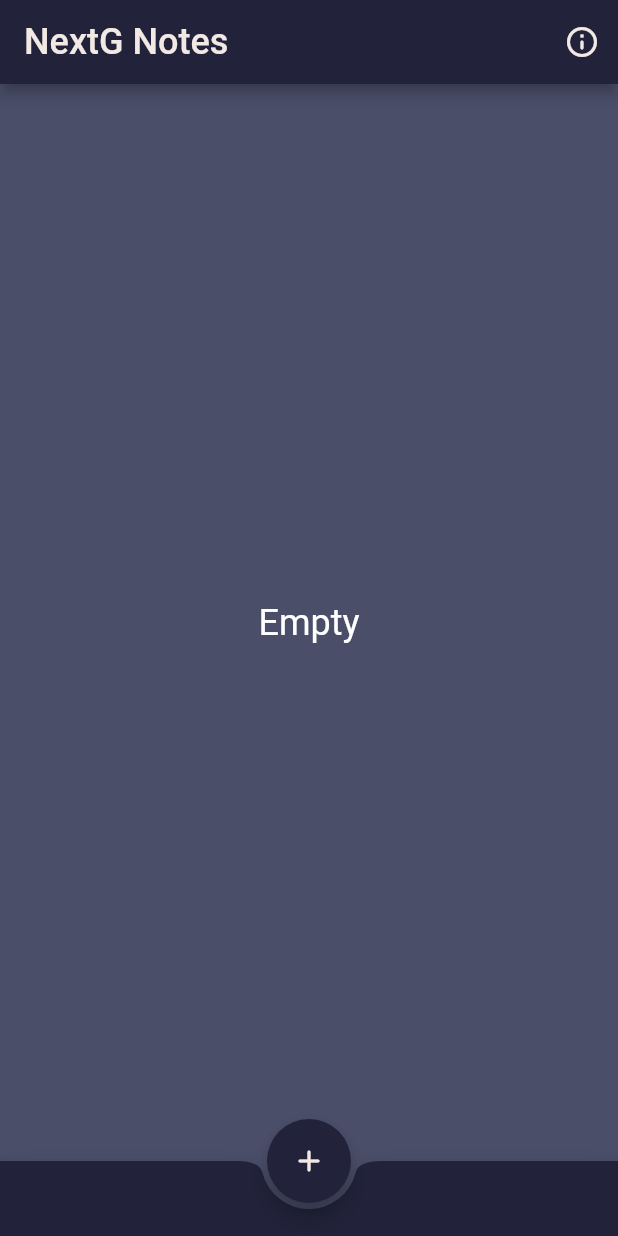
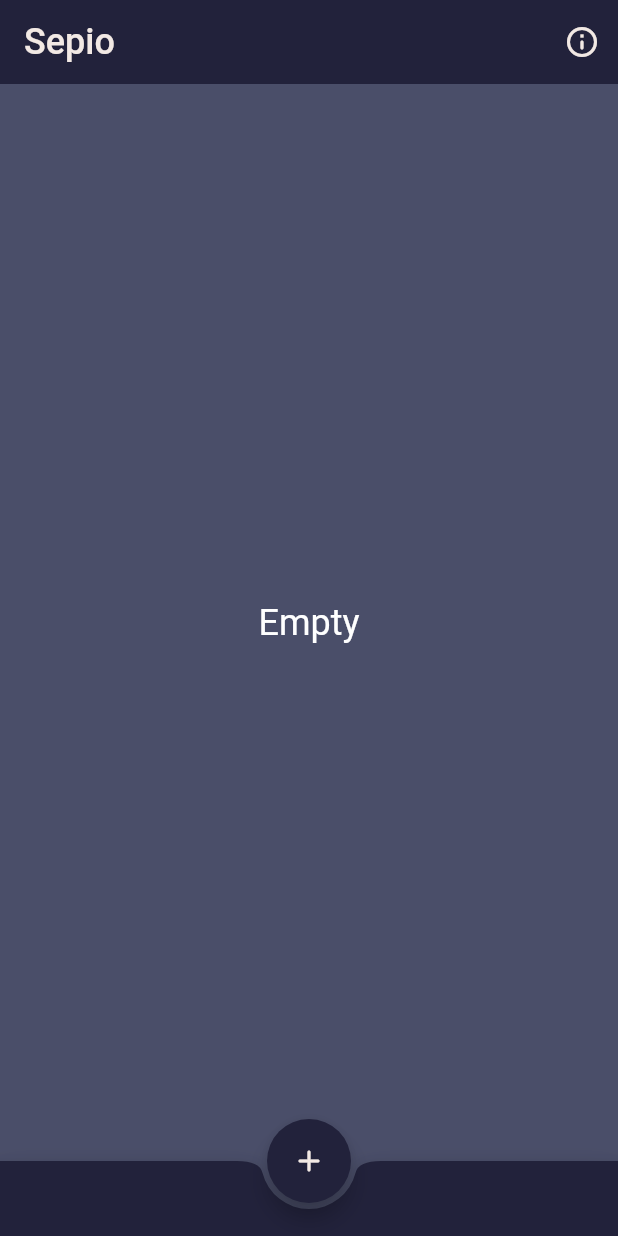
Before and after one commit to thetahmeed/FlutterSQLiteCRUD, a Flutter app: the screen it shows after launch, on a phone screen of 412 x 824 dp. Run offline on Flutter 3.47's test engine with Material 2 defaults, Android fonts, the phone set to English and light mode, and no system bars; our stand-ins replace sqflite; accounts and stored records are empty.

Commit message:
Changed the app bar title

```diff
--- a/flutter_sqlite/lib/ui/home_page.dart
+++ b/flutter_sqlite/lib/ui/home_page.dart
@@ -66,9 +66,10 @@ class _HomePageState extends State<HomePage> {
     return Scaffold(
       backgroundColor: HexColor('4a4e69'),
       appBar: AppBar(
+        elevation: 0,
         backgroundColor: HexColor('22223b'),
         title: Text(
-          'NextG Notes',
+          'Sepio',
           style: TextStyle(fontSize: 24, color: HexColor('f2e9e4')),
         ),
         actions: [
@@ -123,7 +124,7 @@ class _HomePageState extends State<HomePage> {
                           text: TextSpan(
                             children: [
                               TextSpan(
-                                text: '\'NextG Notes\' is a child of ',
+                                text: '\'Sepio Notes\' is a child of ',
                                 style: TextStyle(color: HexColor('f2e9e4')),
                               ),
                               TextSpan(
@@ -147,6 +148,8 @@ class _HomePageState extends State<HomePage> {
   }
 
   Widget buildNotes() => StaggeredGridView.countBuilder(
+        //reverse: true,
+        physics: BouncingScrollPhysics(),
         padding: EdgeInsets.all(8),
         itemCount: notes.length,
         staggeredTileBuilder: (index) => StaggeredTile.fit(2),
@@ -154,7 +157,8 @@ class _HomePageState extends State<HomePage> {
         mainAxisSpacing: 4,
         crossAxisSpacing: 4,
         itemBuilder: (context, index) {
-          final note = notes[index];
+          List<Note> reversedNotes = notes.reversed.toList();
+          final note = reversedNotes[index];
 
           return GestureDetector(
             onTap: () async {
```
